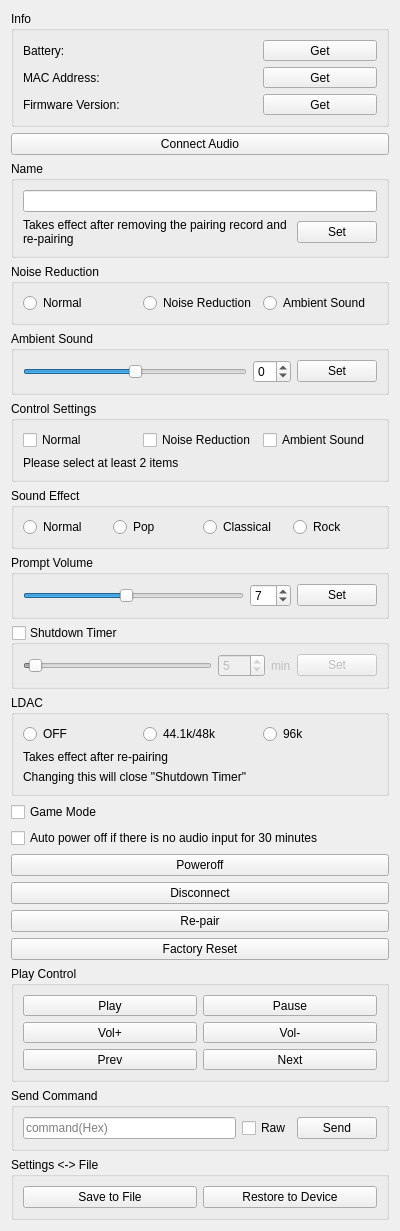
wh201906/mEDIFIER, file Qt/devices/basedevice.ui: the form before one commit.
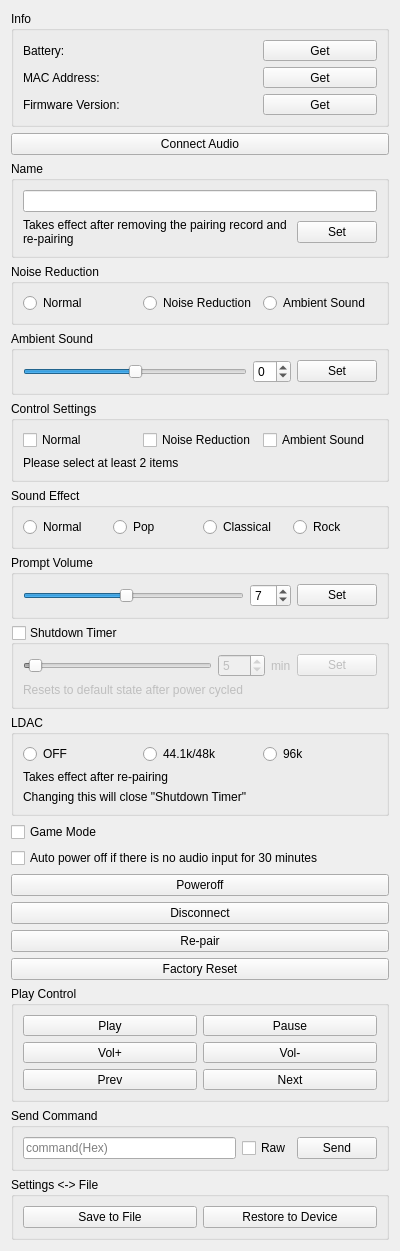
The form after the commit.

Commit message: Add output tab for debugging

What changed in the file:
```diff
--- a/Qt/devices/basedevice.ui
+++ b/Qt/devices/basedevice.ui
@@ -7,7 +7,7 @@
     <x>0</x>
     <y>0</y>
     <width>400</width>
-    <height>1200</height>
+    <height>1250</height>
    </rect>
   </property>
   <property name="sizePolicy">
@@ -19,7 +19,7 @@
   <property name="windowTitle">
    <string>BaseDevice</string>
   </property>
-  <layout class="QVBoxLayout" name="verticalLayout_5">
+  <layout class="QVBoxLayout" name="verticalLayout_6">
    <item>
     <widget class="QGroupBox" name="infoGroup">
      <property name="title">
@@ -365,7 +365,9 @@
      <property name="checked">
       <bool>false</bool>
      </property>
-     <layout class="QHBoxLayout" name="horizontalLayout_6">
+     <layout class="QVBoxLayout" name="verticalLayout_5">
+      <item>
+       <layout class="QHBoxLayout" name="horizontalLayout_14">
       <item>
        <widget class="QSlider" name="STSlider">
         <property name="maximum">
@@ -403,6 +405,15 @@
        <widget class="QPushButton" name="STSetButton">
         <property name="text">
          <string>Set</string>
+          </property>
+         </widget>
+        </item>
+       </layout>
+      </item>
+      <item>
+       <widget class="QLabel" name="label_9">
+        <property name="text">
+         <string>Resets to default state after power cycled</string>
         </property>
        </widget>
       </item>
```
Lines whose indentation alone changed are shown as unchanged. The commit also changes 7 other files.
